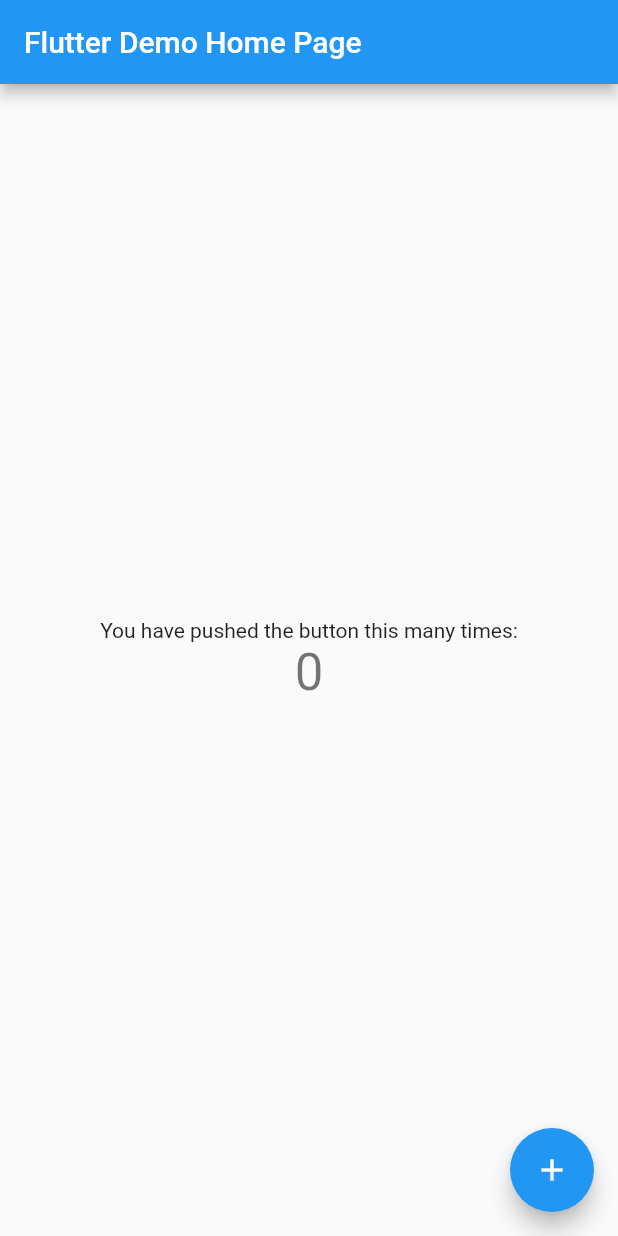
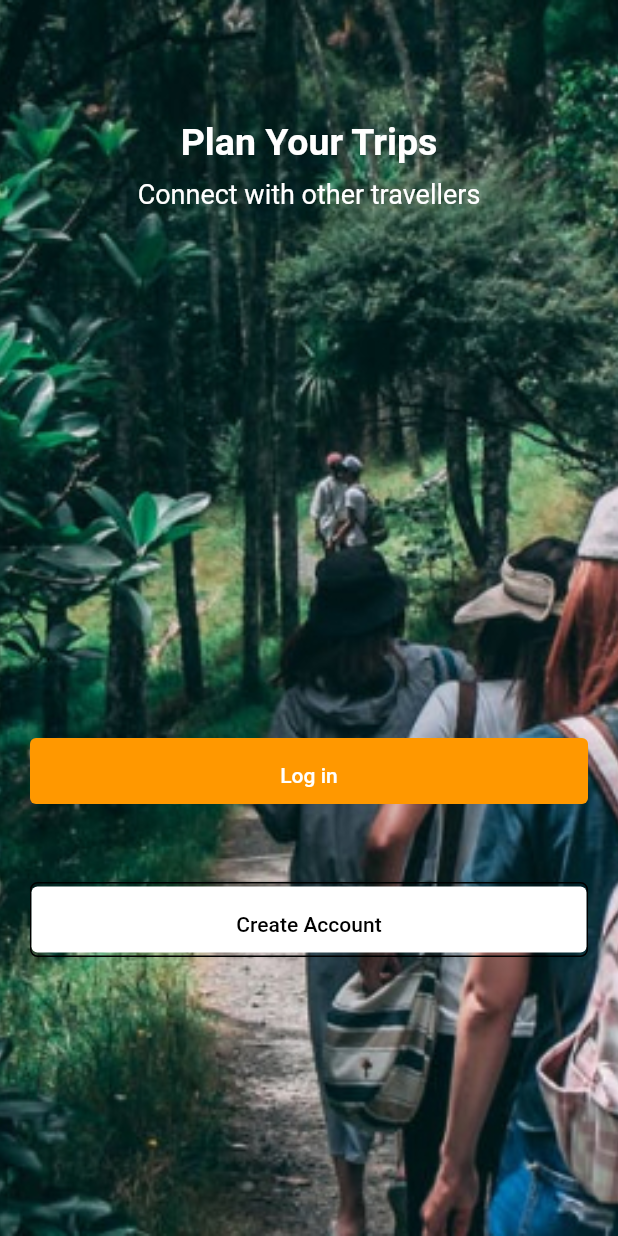
Before and after one commit to sbiswas2209/sih-2022, a Flutter app: the screen it shows after launch, on a phone screen of 412 x 824 dp. Run offline on Flutter 3.47's test engine with Material 2 defaults, Android fonts, the phone set to English and light mode, and no system bars.

Commit message:
added registration option page

```diff
--- a/client/lib/main.dart
+++ b/client/lib/main.dart
@@ -1,3 +1,4 @@
+import 'package:client/screens/registration_option.dart';
 import 'package:flutter/material.dart';
 
 void main() {
@@ -11,105 +12,12 @@
   @override
   Widget build(BuildContext context) {
     return MaterialApp(
+      debugShowCheckedModeBanner: false,
       title: 'Flutter Demo',
       theme: ThemeData(
-        // This is the theme of your application.
-        //
-        // Try running your application with "flutter run". You'll see the
-        // application has a blue toolbar. Then, without quitting the app, try
-        // changing the primarySwatch below to Colors.green and then invoke
-        // "hot reload" (press "r" in the console where you ran "flutter run",
-        // or simply save your changes to "hot reload" in a Flutter IDE).
-        // Notice that the counter didn't reset back to zero; the application
-        // is not restarted.
         primarySwatch: Colors.blue,
       ),
-      home: const MyHomePage(title: 'Flutter Demo Home Page'),
+      home: const RegistrationOptionPage(),
     );
   }
 }
-
-class MyHomePage extends StatefulWidget {
-  const MyHomePage({Key? key, required this.title}) : super(key: key);
-
-  // This widget is the home page of your application. It is stateful, meaning
-  // that it has a State object (defined below) that contains fields that affect
-  // how it looks.
-
-  // This class is the configuration for the state. It holds the values (in this
-  // case the title) provided by the parent (in this case the App widget) and
-  // used by the build method of the State. Fields in a Widget subclass are
-  // always marked "final".
-
-  final String title;
-
-  @override
-  State<MyHomePage> createState() => _MyHomePageState();
-}
-
-class _MyHomePageState extends State<MyHomePage> {
-  int _counter = 0;
-
-  void _incrementCounter() {
-    setState(() {
-      // This call to setState tells the Flutter framework that something has
-      // changed in this State, which causes it to rerun the build method below
-      // so that the display can reflect the updated values. If we changed
-      // _counter without calling setState(), then the build method would not be
-      // called again, and so nothing would appear to happen.
-      _counter++;
-    });
-  }
-
-  @override
-  Widget build(BuildContext context) {
-    // This method is rerun every time setState is called, for instance as done
-    // by the _incrementCounter method above.
-    //
-    // The Flutter framework has been optimized to make rerunning build methods
-    // fast, so that you can just rebuild anything that needs updating rather
-    // than having to individually change instances of widgets.
-    return Scaffold(
-      appBar: AppBar(
-        // Here we take the value from the MyHomePage object that was created by
-        // the App.build method, and use it to set our appbar title.
-        title: Text(widget.title),
-      ),
-      body: Center(
-        // Center is a layout widget. It takes a single child and positions it
-        // in the middle of the parent.
-        child: Column(
-          // Column is also a layout widget. It takes a list of children and
-          // arranges them vertically. By default, it sizes itself to fit its
-          // children horizontally, and tries to be as tall as its parent.
-          //
-          // Invoke "debug painting" (press "p" in the console, choose the
-          // "Toggle Debug Paint" action from the Flutter Inspector in Android
-          // Studio, or the "Toggle Debug Paint" command in Visual Studio Code)
-          // to see the wireframe for each widget.
-          //
-          // Column has various properties to control how it sizes itself and
-          // how it positions its children. Here we use mainAxisAlignment to
-          // center the children vertically; the main axis here is the vertical
-          // axis because Columns are vertical (the cross axis would be
-          // horizontal).
-          mainAxisAlignment: MainAxisAlignment.center,
-          children: <Widget>[
-            const Text(
-              'You have pushed the button this many times:',
-            ),
-            Text(
-              '$_counter',
-              style: Theme.of(context).textTheme.headline4,
-            ),
-          ],
-        ),
-      ),
-      floatingActionButton: FloatingActionButton(
-        onPressed: _incrementCounter,
-        tooltip: 'Increment',
-        child: const Icon(Icons.add),
-      ), // This trailing comma makes auto-formatting nicer for build methods.
-    );
-  }
-}
--- /dev/null
+++ b/client/lib/screens/registration_option.dart
@@ -0,0 +1,90 @@
+import 'package:flutter/material.dart';
+
+class RegistrationOptionPage extends StatelessWidget {
+  const RegistrationOptionPage({Key? key}) : super(key: key);
+
+  @override
+  Widget build(BuildContext context) {
+    return Scaffold(
+      resizeToAvoidBottomInset: false,
+      body: Stack(
+        children: [
+          Container(
+              constraints: BoxConstraints.expand(),
+              decoration: const BoxDecoration(
+                  image: DecorationImage(
+                      image: AssetImage("assets/registration_bg.jpg"),
+                      fit: BoxFit.cover)),
+              child: null),
+          Column(
+            children: [
+              const Center(
+                child: Padding(
+                  padding: EdgeInsets.only(top: 80.0),
+                  child: Text(
+                    "Plan Your Trips",
+                    style: TextStyle(
+                        fontSize: 25.0,
+                        fontWeight: FontWeight.w600,
+                        color: Colors.white),
+                  ),
+                ),
+              ),
+              const Center(
+                child: Padding(
+                  padding: EdgeInsets.only(top: 10.0),
+                  child: Text(
+                    "Connect with other travellers",
+                    style: TextStyle(
+                        fontSize: 18.0,
+                        fontWeight: FontWeight.w400,
+                        color: Colors.white),
+                  ),
+                ),
+              ),
+              Center(
+                child: Padding(
+                  padding: const EdgeInsets.only(top: 350.0),
+                  child: Container(
+                    decoration: const BoxDecoration(
+                        borderRadius: BorderRadius.all(Radius.circular(5.0))),
+                    width: MediaQuery.of(context).size.width - 40.0,
+                    child: TextButton(
+                      onPressed: null,
+                      style:
+                          TextButton.styleFrom(backgroundColor: Colors.orange),
+                      child: const Text(
+                        "Log in",
+                        style: TextStyle(color: Colors.white, height: 2.0),
+                      ),
+                    ),
+                  ),
+                ),
+              ),
+              Center(
+                child: Padding(
+                  padding: const EdgeInsets.only(top: 50.0),
+                  child: Container(
+                    decoration: BoxDecoration(
+                        border: Border.all(color: Colors.black),
+                        borderRadius: BorderRadius.all(Radius.circular(5.0))),
+                    width: MediaQuery.of(context).size.width - 40.0,
+                    child: TextButton(
+                      onPressed: null,
+                      style:
+                          TextButton.styleFrom(backgroundColor: Colors.white),
+                      child: const Text(
+                        "Create Account",
+                        style: TextStyle(color: Colors.black, height: 2.0),
+                      ),
+                    ),
+                  ),
+                ),
+              ),
+            ],
+          ),
+        ],
+      ),
+    );
+  }
+}
--- a/client/pubspec.yaml
+++ b/client/pubspec.yaml
@@ -58,9 +58,8 @@
   uses-material-design: true
 
   # To add assets to your application, add an assets section, like this:
-  # assets:
-  #   - images/a_dot_burr.jpeg
-  #   - images/a_dot_ham.jpeg
+  assets:
+    - assets/
 
   # An image asset can refer to one or more resolution-specific "variants", see
   # https://flutter.dev/assets-and-images/#resolution-aware.
```
Also changed, not shown: client/assets/registration_bg.jpg (added).
